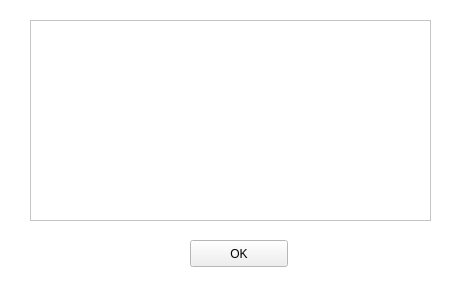
rodrigoCastroReyes/RSS-Reader, file designer/VentanaProveedor.ui: the form before one commit.
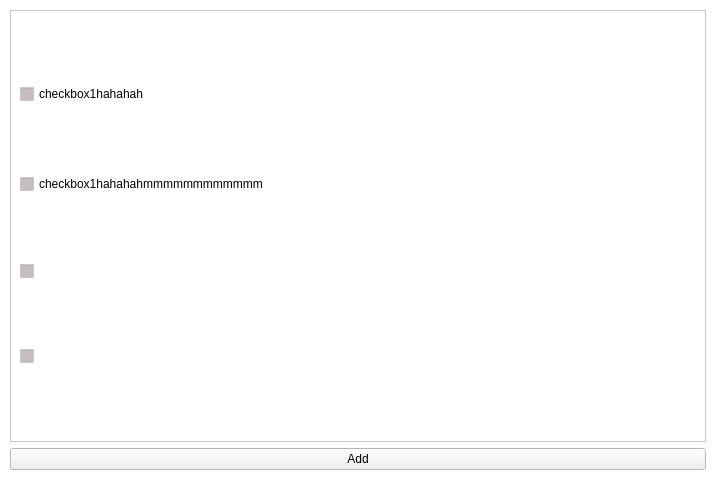
The form after the commit.

Commit message: Agregada funcionalidad de la ventanaTools

Patch:
```diff
--- a/designer/VentanaProveedor.ui
+++ b/designer/VentanaProveedor.ui
@@ -6,8 +6,8 @@
    <rect>
     <x>0</x>
     <y>0</y>
-    <width>457</width>
-    <height>288</height>
+    <width>716</width>
+    <height>480</height>
    </rect>
   </property>
   <property name="palette">
@@ -77,15 +77,12 @@
   <property name="windowTitle">
    <string>Agregar Proveedor</string>
   </property>
+  <layout class="QVBoxLayout" name="verticalLayout">
+   <property name="margin">
+    <number>10</number>
+   </property>
+   <item>
   <widget class="QScrollArea" name="scrollArea">
-   <property name="geometry">
-    <rect>
-     <x>30</x>
-     <y>20</y>
-     <width>401</width>
-     <height>201</height>
-    </rect>
-   </property>
    <property name="widgetResizable">
     <bool>true</bool>
    </property>
@@ -94,25 +91,67 @@
      <rect>
       <x>0</x>
       <y>0</y>
-      <width>399</width>
-      <height>199</height>
-     </rect>
-    </property>
-   </widget>
-  </widget>
-  <widget class="QPushButton" name="pushButton">
-   <property name="geometry">
-    <rect>
-     <x>190</x>
-     <y>240</y>
-     <width>98</width>
-     <height>27</height>
-    </rect>
-   </property>
+        <width>694</width>
+        <height>423</height>
+       </rect>
+      </property>
+      <layout class="QVBoxLayout" name="verticalLayout_2">
+       <item>
+        <layout class="QHBoxLayout" name="horizontalLayout">
+         <item>
+          <widget class="QCheckBox" name="checkBox_2">
+           <property name="text">
+            <string>checkbox1hahahah</string>
+           </property>
+          </widget>
+         </item>
+        </layout>
+       </item>
+       <item>
+        <layout class="QHBoxLayout" name="horizontalLayout_2">
+         <item>
+          <widget class="QCheckBox" name="checkBox">
+           <property name="text">
+            <string>checkbox1hahahahmmmmmmmmmmmm</string>
+           </property>
+          </widget>
+         </item>
+        </layout>
+       </item>
+       <item>
+        <layout class="QHBoxLayout" name="horizontalLayout_3">
+         <item>
+          <widget class="QCheckBox" name="checkBox_3">
+           <property name="text">
+            <string/>
+           </property>
+          </widget>
+         </item>
+        </layout>
+       </item>
+       <item>
+        <layout class="QHBoxLayout" name="horizontalLayout_4">
+         <item>
+          <widget class="QCheckBox" name="checkBox_4">
    <property name="text">
-    <string>OK</string>
-   </property>
-  </widget>
+            <string/>
+           </property>
+          </widget>
+         </item>
+        </layout>
+       </item>
+      </layout>
+     </widget>
+    </widget>
+   </item>
+   <item>
+    <widget class="QPushButton" name="addButton">
+     <property name="text">
+      <string>Add</string>
+     </property>
+    </widget>
+   </item>
+  </layout>
  </widget>
  <resources/>
  <connections/>
```
Lines whose indentation alone changed are shown as unchanged. The commit also changes 8 other files.
